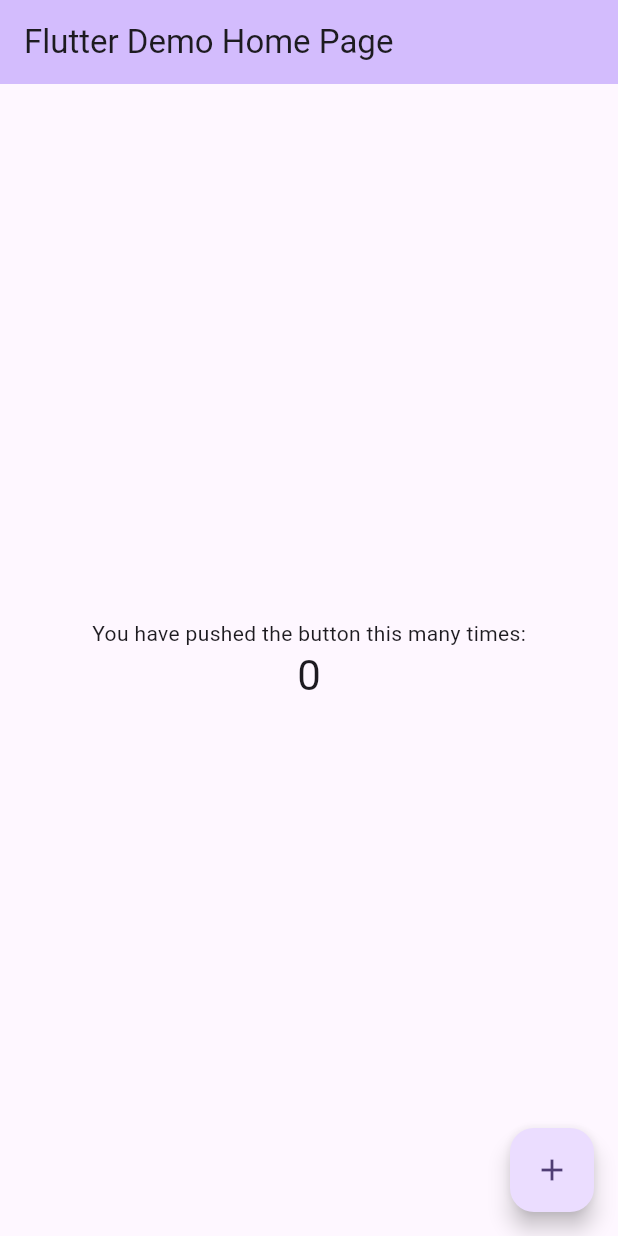
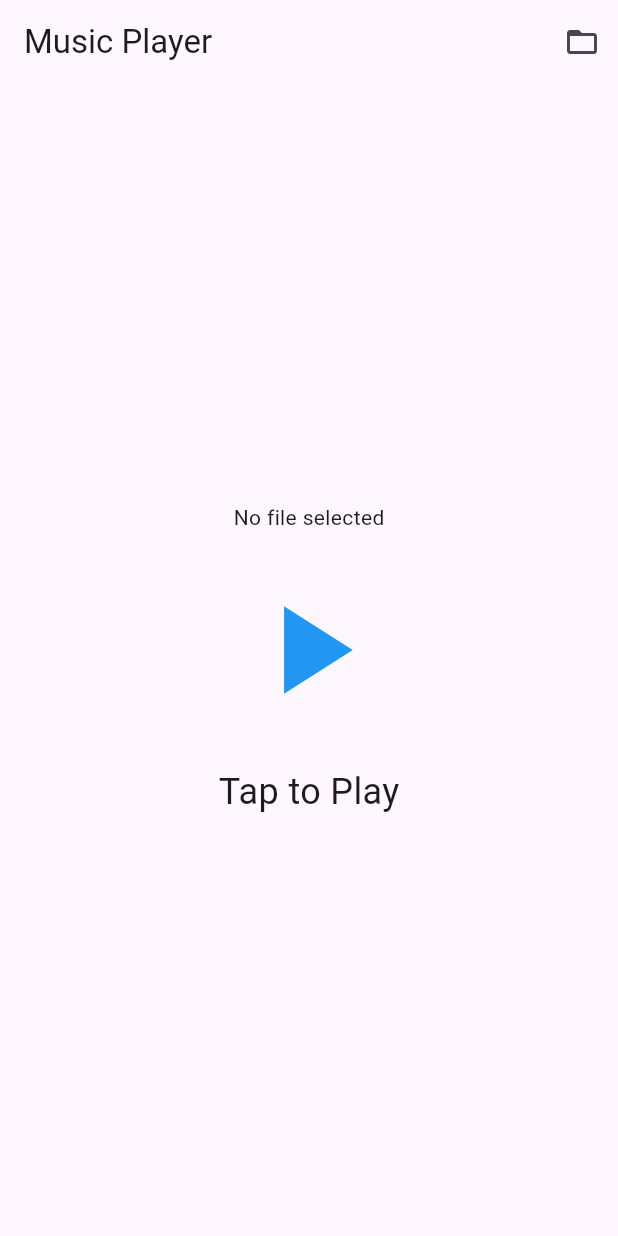
Before and after one commit to juiceFruitcx/flutter-test-app, a Flutter app: the screen it shows after launch, on a phone screen of 412 x 824 dp. Run offline on Flutter 3.47's test engine with Material 3 defaults, Android fonts, the phone set to English and light mode, and no system bars; our stand-ins replace audioplayers, file_picker.

Commit message:
Audio test ios

```diff
--- a/lib/main.dart
+++ b/lib/main.dart
@@ -1,122 +1,106 @@
 import 'package:flutter/material.dart';
+import 'package:audioplayers/audioplayers.dart';
+import 'package:file_picker/file_picker.dart';
 
-void main() {
-  runApp(const MyApp());
-}
+void main() => runApp(MyApp());
 
 class MyApp extends StatelessWidget {
   const MyApp({super.key});
 
-  // This widget is the root of your application.
   @override
   Widget build(BuildContext context) {
     return MaterialApp(
-      title: 'Flutter Demo',
-      theme: ThemeData(
-        // This is the theme of your application.
-        //
-        // TRY THIS: Try running your application with "flutter run". You'll see
-        // the application has a purple toolbar. Then, without quitting the app,
-        // try changing the seedColor in the colorScheme below to Colors.green
-        // and then invoke "hot reload" (save your changes or press the "hot
-        // reload" button in a Flutter-supported IDE, or press "r" if you used
-        // the command line to start the app).
-        //
-        // Notice that the counter didn't reset back to zero; the application
-        // state is not lost during the reload. To reset the state, use hot
-        // restart instead.
-        //
-        // This works for code too, not just values: Most code changes can be
-        // tested with just a hot reload.
-        colorScheme: ColorScheme.fromSeed(seedColor: Colors.deepPurple),
-      ),
-      home: const MyHomePage(title: 'Flutter Demo Home Page'),
+      title: 'Music Player',
+      theme: ThemeData.light(),
+      darkTheme: ThemeData.dark(),
+      themeMode: ThemeMode.system,
+      home: MusicPlayerScreen(),
     );
   }
 }
 
-class MyHomePage extends StatefulWidget {
-  const MyHomePage({super.key, required this.title});
-
-  // This widget is the home page of your application. It is stateful, meaning
-  // that it has a State object (defined below) that contains fields that affect
-  // how it looks.
-
-  // This class is the configuration for the state. It holds the values (in this
-  // case the title) provided by the parent (in this case the App widget) and
-  // used by the build method of the State. Fields in a Widget subclass are
-  // always marked "final".
-
-  final String title;
+class MusicPlayerScreen extends StatefulWidget {
+  const MusicPlayerScreen({super.key});
 
   @override
-  State<MyHomePage> createState() => _MyHomePageState();
+  _MusicPlayerScreenState createState() => _MusicPlayerScreenState();
 }
 
-class _MyHomePageState extends State<MyHomePage> {
-  int _counter = 0;
+class _MusicPlayerScreenState extends State<MusicPlayerScreen> {
+  final AudioPlayer _audioPlayer = AudioPlayer();
+  bool _isPlaying = false;
+  String _audioFilePath = '';
 
-  void _incrementCounter() {
+  @override
+  void dispose() {
+    super.dispose();
+    _audioPlayer.dispose();
+  }
+
+  Future<void> _pickFile() async {
+    FilePickerResult? result = await FilePicker.platform.pickFiles(
+      type: FileType.audio,
+    );
+
+    if (result != null) {
+      setState(() {
+        _audioFilePath = result.files.single.path!;
+      });
+    }
+  }
+
+  void _playPauseAudio() {
+    if (_isPlaying) {
+      _audioPlayer.pause();
+    } else {
+      if (_audioFilePath.isNotEmpty) {
+        _audioPlayer.play(DeviceFileSource(_audioFilePath));
+      }
+    }
     setState(() {
-      // This call to setState tells the Flutter framework that something has
-      // changed in this State, which causes it to rerun the build method below
-      // so that the display can reflect the updated values. If we changed
-      // _counter without calling setState(), then the build method would not be
-      // called again, and so nothing would appear to happen.
-      _counter++;
+      _isPlaying = !_isPlaying;
     });
   }
 
   @override
   Widget build(BuildContext context) {
-    // This method is rerun every time setState is called, for instance as done
-    // by the _incrementCounter method above.
-    //
-    // The Flutter framework has been optimized to make rerunning build methods
-    // fast, so that you can just rebuild anything that needs updating rather
-    // than having to individually change instances of widgets.
     return Scaffold(
       appBar: AppBar(
-        // TRY THIS: Try changing the color here to a specific color (to
-        // Colors.amber, perhaps?) and trigger a hot reload to see the AppBar
-        // change color while the other colors stay the same.
-        backgroundColor: Theme.of(context).colorScheme.inversePrimary,
-        // Here we take the value from the MyHomePage object that was created by
-        // the App.build method, and use it to set our appbar title.
-        title: Text(widget.title),
+        title: Text('Music Player'),
+        actions: [
+          IconButton(
+            icon: Icon(Icons.folder_open),
+            onPressed: _pickFile,
+          ),
+        ],
       ),
       body: Center(
-        // Center is a layout widget. It takes a single child and positions it
-        // in the middle of the parent.
         child: Column(
-          // Column is also a layout widget. It takes a list of children and
-          // arranges them vertically. By default, it sizes itself to fit its
-          // children horizontally, and tries to be as tall as its parent.
-          //
-          // Column has various properties to control how it sizes itself and
-          // how it positions its children. Here we use mainAxisAlignment to
-          // center the children vertically; the main axis here is the vertical
-          // axis because Columns are vertical (the cross axis would be
-          // horizontal).
-          //
-          // TRY THIS: Invoke "debug painting" (choose the "Toggle Debug Paint"
-          // action in the IDE, or press "p" in the console), to see the
-          // wireframe for each widget.
           mainAxisAlignment: MainAxisAlignment.center,
           children: <Widget>[
-            const Text('You have pushed the button this many times:'),
+            _audioFilePath.isEmpty
+                ? Text('No file selected')
+                : Text(
+                    'Selected File: ${_audioFilePath.split('/').last}',  // Отображение имени файла
+                    style: TextStyle(fontSize: 16),
+                  ),
+            SizedBox(height: 20),
+            IconButton(
+              icon: Icon(
+                _isPlaying ? Icons.pause : Icons.play_arrow,
+                size: 100,
+                color: Colors.blue,
+              ),
+              onPressed: _playPauseAudio,
+            ),
+            SizedBox(height: 20),
             Text(
-              '$_counter',
-              style: Theme.of(context).textTheme.headlineMedium,
+              _isPlaying ? 'Now Playing' : 'Tap to Play',
+              style: TextStyle(fontSize: 24),
             ),
           ],
         ),
       ),
-      floatingActionButton: FloatingActionButton(
-        onPressed: _incrementCounter,
-        tooltip: 'Increment',
-        child: const Icon(Icons.add),
-      ), // This trailing comma makes auto-formatting nicer for build methods.
     );
   }
 }
--- a/pubspec.yaml
+++ b/pubspec.yaml
@@ -34,6 +34,8 @@ dependencies:
   # The following adds the Cupertino Icons font to your application.
   # Use with the CupertinoIcons class for iOS style icons.
   cupertino_icons: ^1.0.8
+  file_picker: ^9.0.2
+  audioplayers: ^6.3.0
 
 dev_dependencies:
   flutter_test:
```
Also changed, not shown: pubspec.lock, 6 other files.
